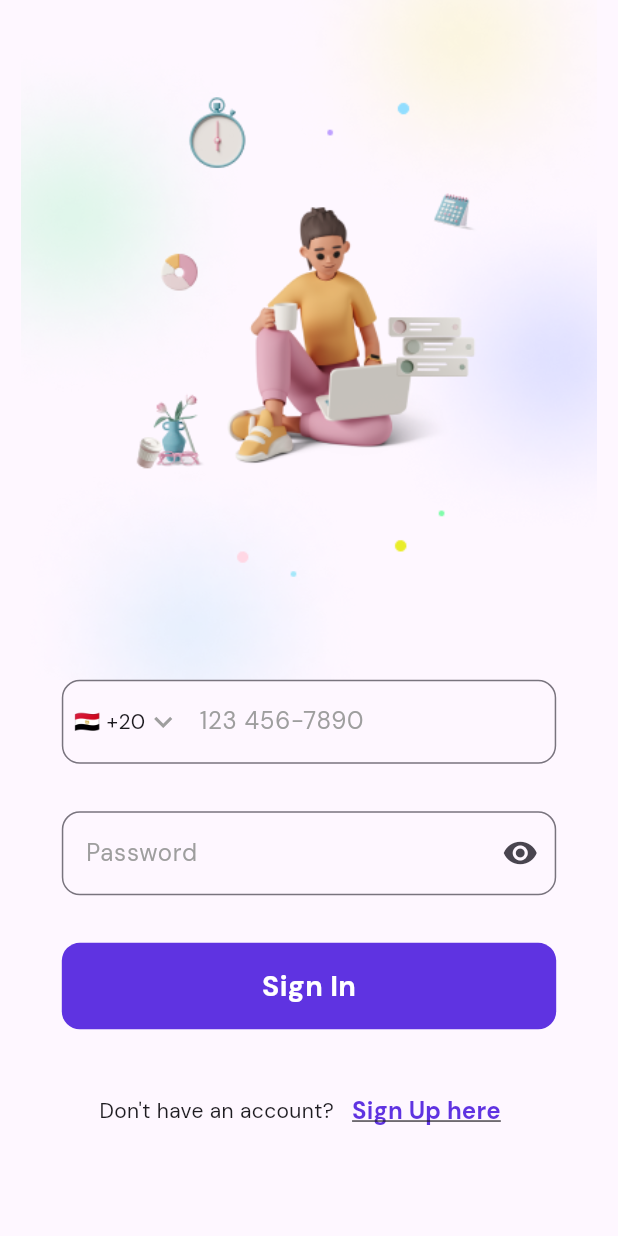
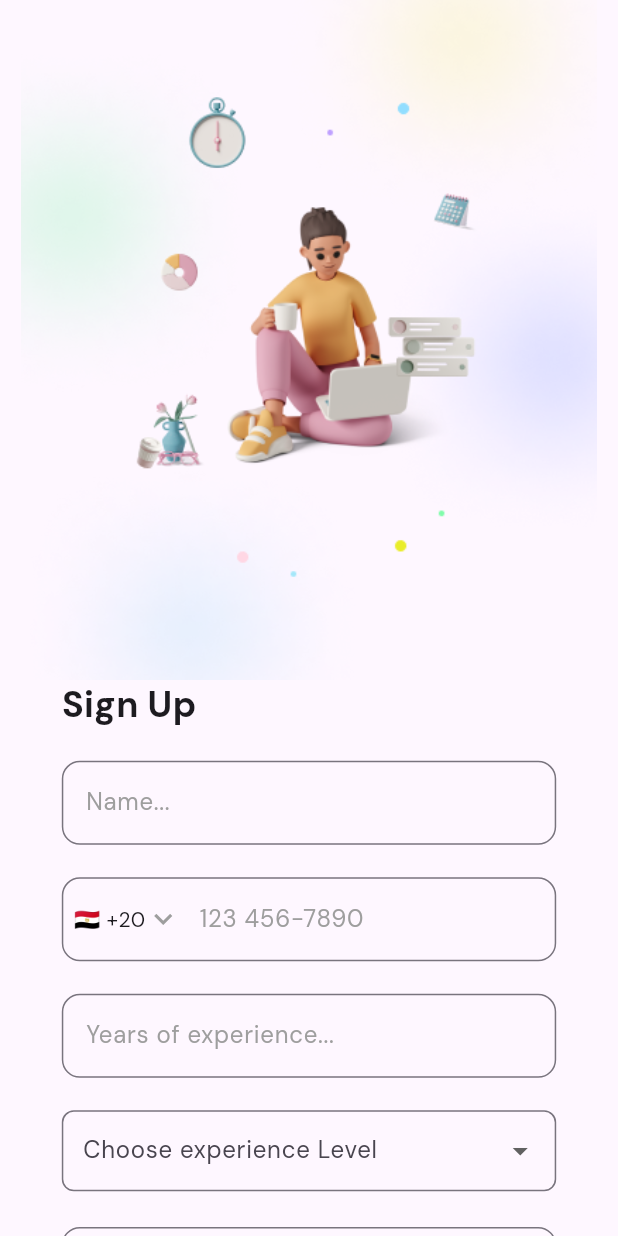
Before and after one commit to MohamedNaif/task_todo_app, a Flutter app: the LoginView screen opened directly, after a tap on "Sign Up here", on a phone screen of 412 x 824 dp. Run offline on Flutter 3.47's test engine with Material 3 defaults, Android fonts, the phone set to English and light mode, and no system bars; our stand-ins replace google_fonts.

Commit message:
login view and sign up view ui done

```diff
--- a/lib/features/auth/presentation/views/login_view.dart
+++ b/lib/features/auth/presentation/views/login_view.dart
@@ -7,6 +7,7 @@ class LoginView extends StatelessWidget {
   @override
   Widget build(BuildContext context) {
     return const Scaffold(
+       resizeToAvoidBottomInset: true,
       body: LoginViewBody(),
     );
   }
--- a/lib/features/auth/presentation/views/signup_view.dart
+++ b/lib/features/auth/presentation/views/signup_view.dart
@@ -7,6 +7,7 @@ class SignupView extends StatelessWidget {
   @override
   Widget build(BuildContext context) {
     return const Scaffold(
+      resizeToAvoidBottomInset: true,
       body: SignupViewBody(),
     );
   }
--- /dev/null
+++ b/lib/features/auth/presentation/views/widgets/account_check.dart
@@ -0,0 +1,42 @@
+
+
+
+import 'package:flutter/material.dart';
+import 'package:tasky_todo_app/core/helper/constant.dart';
+import 'package:tasky_todo_app/core/theming/app_style.dart';
+
+class AccountCheck extends StatelessWidget {
+  const AccountCheck({
+    super.key,
+    required this.haveAccount,
+    required this.signUpOrSignIn,
+    required this.onPressed,
+  });
+
+  final String haveAccount;
+  final String signUpOrSignIn;
+  final VoidCallback onPressed;
+
+  @override
+  Widget build(BuildContext context) {
+    return Row(
+      mainAxisAlignment: MainAxisAlignment.center,
+      children: [
+        Text(haveAccount),
+        TextButton(
+          onPressed: onPressed,
+          child: Text(
+            signUpOrSignIn,
+            style: AppStyle.textStyle14().copyWith(
+              color: primaryColor,
+              fontSize: 16, // Primary color for this part
+
+              fontWeight: FontWeight.bold,
+              decoration: TextDecoration.underline, // Underline
+            ),
+          ),
+        ),
+      ],
+    );
+  }
+}
--- /dev/null
+++ b/lib/features/auth/presentation/views/widgets/custom_text_form_field.dart
@@ -0,0 +1,43 @@
+
+
+
+import 'package:flutter/material.dart';
+
+class CustomTextFormField extends StatelessWidget {
+  const CustomTextFormField(
+      {super.key,
+      required this.obscureText,
+      this.labelText,
+      this.hintText,
+      this.prefixIcon,
+      this.suffixIcon});
+
+  final bool obscureText;
+  final String? labelText;
+  final String? hintText;
+  final Widget? prefixIcon;
+  final Widget? suffixIcon;
+
+  @override
+  Widget build(BuildContext context) {
+    return SizedBox(
+      height: MediaQuery.sizeOf(context).height * 0.07,
+      width: MediaQuery.sizeOf(context).width * 0.8,
+      child: TextFormField(
+        obscureText: obscureText,
+        decoration: InputDecoration(
+          labelText: labelText,
+          hintText: hintText,
+          hintStyle: const TextStyle(
+            color: Colors.grey,
+          ),
+          prefixIcon: prefixIcon,
+          suffixIcon: suffixIcon,
+          border: OutlineInputBorder(
+            borderRadius: BorderRadius.circular(12.0),
+          ),
+        ),
+      ),
+    );
+  }
+}
--- a/lib/features/auth/presentation/views/widgets/login_view_body.dart
+++ b/lib/features/auth/presentation/views/widgets/login_view_body.dart
@@ -2,7 +2,10 @@ import 'package:flutter/material.dart';
 import 'package:tasky_todo_app/core/helper/assets.dart';
 import 'package:tasky_todo_app/core/helper/constant.dart';
 import 'package:tasky_todo_app/core/theming/app_style.dart';
+
 import 'package:tasky_todo_app/core/widgets/custom_button.dart';
+import 'package:tasky_todo_app/features/auth/presentation/views/widgets/account_check.dart';
+import 'package:tasky_todo_app/features/auth/presentation/views/widgets/custom_text_form_field.dart';
 
 class LoginViewBody extends StatefulWidget {
   const LoginViewBody({super.key});
@@ -12,6 +15,7 @@ class LoginViewBody extends StatefulWidget {
 }
 
 class _LoginViewBodyState extends State<LoginViewBody> {
+  final GlobalKey<FormState> _formKey = GlobalKey<FormState>();
   bool _obscureText = true;
 
   // Toggle password visibility
@@ -33,12 +37,24 @@ class _LoginViewBodyState extends State<LoginViewBody> {
   @override
   Widget build(BuildContext context) {
     return SingleChildScrollView(
+      padding:
+          EdgeInsets.only(bottom: MediaQuery.of(context).viewInsets.bottom),
+      child: Form(
+        key: _formKey,
         child: Column(
           children: [
             SizedBox(
                 height: MediaQuery.sizeOf(context).height * 0.55,
                 width: MediaQuery.sizeOf(context).width,
                 child: Image.asset(AssetsDate.artImage)),
+            Padding(
+              padding:
+                  EdgeInsets.only(left: MediaQuery.sizeOf(context).width * 0.1),
+              child: Align(
+                  alignment: Alignment.centerLeft,
+                  child: Text('Login', style: AppStyle.textStyle24())),
+            ),
+            const SizedBox(height: 30),
             CustomTextFormField(
               obscureText: false,
               hintText: '123 456-7890',
@@ -72,67 +88,15 @@ class _LoginViewBodyState extends State<LoginViewBody> {
               },
               text: 'Sign In',
             ),
-          const SizedBox(height: 30),
-          Row(
-            mainAxisAlignment: MainAxisAlignment.center,
-            children: [
-              const Text('Don\'t have an account?'),
-              TextButton(
+            const SizedBox(height: 10),
+            AccountCheck(
+              haveAccount: 'Didn’t have any account?',
+              signUpOrSignIn: 'Sign Up here',
               onPressed: () {
                 Navigator.pushNamed(context, signupView);
               },
-                child: Text(
-                  'Sign Up here',
-                  style: AppStyle.textStyle14().copyWith(
-                    color: primaryColor,
-                    fontSize: 16, // Primary color for this part
-
-                    fontWeight: FontWeight.bold,
-                    decoration: TextDecoration.underline, // Underline
-                  ),
-                ),
             ),
           ],
-          ),
-        ],
-      ),
-    );
-  }
-}
-
-class CustomTextFormField extends StatelessWidget {
-  const CustomTextFormField(
-      {super.key,
-      required this.obscureText,
-      this.labelText,
-      this.hintText,
-      this.prefixIcon,
-      this.suffixIcon});
-
-  final bool obscureText;
-  final String? labelText;
-  final String? hintText;
-  final Widget? prefixIcon;
-  final Widget? suffixIcon;
-
-  @override
-  Widget build(BuildContext context) {
-    return SizedBox(
-      height: MediaQuery.sizeOf(context).height * 0.07,
-      width: MediaQuery.sizeOf(context).width * 0.8,
-      child: TextFormField(
-        obscureText: obscureText,
-        decoration: InputDecoration(
-          labelText: labelText,
-          hintText: hintText,
-          hintStyle: const TextStyle(
-            color: Colors.grey,
-          ),
-          prefixIcon: prefixIcon,
-          suffixIcon: suffixIcon,
-          border: OutlineInputBorder(
-            borderRadius: BorderRadius.circular(12.0),
-          ),
         ),
       ),
     );
--- a/lib/features/auth/presentation/views/widgets/signup_view_body.dart
+++ b/lib/features/auth/presentation/views/widgets/signup_view_body.dart
@@ -2,8 +2,10 @@ import 'package:flutter/material.dart';
 import 'package:tasky_todo_app/core/helper/assets.dart';
 import 'package:tasky_todo_app/core/helper/constant.dart';
 import 'package:tasky_todo_app/core/theming/app_style.dart';
+
 import 'package:tasky_todo_app/core/widgets/custom_button.dart';
-import 'package:tasky_todo_app/features/auth/presentation/views/widgets/login_view_body.dart';
+import 'package:tasky_todo_app/features/auth/presentation/views/widgets/account_check.dart';
+import 'package:tasky_todo_app/features/auth/presentation/views/widgets/custom_text_form_field.dart';
 
 class SignupViewBody extends StatefulWidget {
   const SignupViewBody({super.key});
@@ -13,7 +15,11 @@ class SignupViewBody extends StatefulWidget {
 }
 
 class _SignupViewBodyState extends State<SignupViewBody> {
+  final GlobalKey<FormState> _formKey = GlobalKey<FormState>();
   bool _obscureText = true;
+  String? selectedExperienceLevel;
+
+  List<String> experienceLevels = ['Junior', 'Senior', 'Team Leader'];
   void _toggleVisibility() {
     setState(() {
       _obscureText = !_obscureText;
@@ -29,18 +35,32 @@ bool _obscureText = true;
     return flag;
   }
 
-
-
   @override
-
   Widget build(BuildContext context) {
-    return  SingleChildScrollView(
+    return SingleChildScrollView(
+      padding:
+          EdgeInsets.only(bottom: MediaQuery.of(context).viewInsets.bottom),
+      child: Form(
+        key: _formKey,
         child: Column(
           children: [
             SizedBox(
                 height: MediaQuery.sizeOf(context).height * 0.55,
                 width: MediaQuery.sizeOf(context).width,
                 child: Image.asset(AssetsDate.artImage)),
+            Padding(
+              padding:
+                  EdgeInsets.only(left: MediaQuery.sizeOf(context).width * 0.1),
+              child: Align(
+                  alignment: Alignment.centerLeft,
+                  child: Text('Sign Up', style: AppStyle.textStyle24())),
+            ),
+            const SizedBox(height: 20),
+            const CustomTextFormField(
+              obscureText: false,
+              hintText: 'Name...',
+            ),
+            const SizedBox(height: 20),
             CustomTextFormField(
               obscureText: false,
               hintText: '123 456-7890',
@@ -56,7 +76,19 @@ bool _obscureText = true;
                 ),
               ),
             ),
-          const SizedBox(height: 30),
+            const SizedBox(height: 20),
+            const CustomTextFormField(
+              obscureText: false,
+              hintText: 'Years of experience...',
+            ),
+            const SizedBox(height: 20),
+            crateDropdownButton(context),
+            const SizedBox(height: 20),
+            const CustomTextFormField(
+              obscureText: false,
+              hintText: 'Address...',
+            ),
+            const SizedBox(height: 20),
             CustomTextFormField(
               obscureText: _obscureText,
               hintText: 'Password',
@@ -67,39 +99,52 @@ bool _obscureText = true;
                 ),
               ),
             ),
-          const SizedBox(height: 30),
+            const SizedBox(height: 20),
             CustomButton(
               onTap: () {
                 Navigator.pushNamed(context, loginView);
               },
-            text: 'Sign In',
+              text: 'Sign Up',
             ),
-          const SizedBox(height: 30),
-          Row(
-            mainAxisAlignment: MainAxisAlignment.center,
-            children: [
-              const Text('Don\'t have an account?'),
-              TextButton(
+            const SizedBox(height: 10),
+            AccountCheck(
+              haveAccount: 'Already have any account?',
+              signUpOrSignIn: 'Sign in',
               onPressed: () {
-                  Navigator.pushNamed(context, signupView);
+                Navigator.pushNamed(context, loginView);
               },
-                child: Text(
-                  'Sign Up here',
-                  style: AppStyle.textStyle14().copyWith(
-                    color: primaryColor,
-                    fontSize: 16, // Primary color for this part
-
-                    fontWeight: FontWeight.bold,
-                    decoration: TextDecoration.underline, // Underline
+            ),
+            const SizedBox(height: 20),
+          ],
         ),
       ),
+    );
+  }
+
+  SizedBox crateDropdownButton(BuildContext context) {
+    return SizedBox(
+      height: MediaQuery.sizeOf(context).height * 0.07,
+      width: MediaQuery.sizeOf(context).width * 0.8,
+      child: DropdownButtonFormField<String>(
+        decoration: InputDecoration(
+          contentPadding:
+              const EdgeInsets.symmetric(vertical: 15, horizontal: 10),
+          border: OutlineInputBorder(borderRadius: BorderRadius.circular(8.0)),
+          labelText: 'Choose experience Level',
         ),
-            ],
+        value: selectedExperienceLevel,
+        items: experienceLevels.map((String level) {
+          return DropdownMenuItem<String>(
+            value: level,
+            child: Text(level),
+          );
+        }).toList(),
+        onChanged: (String? newValue) {
+          setState(() {
+            selectedExperienceLevel = newValue;
+          });
+        },
       ),
-        ],
-      ),
-
-
     );
   }
 }
```
Lines whose indentation alone changed are shown as unchanged.
